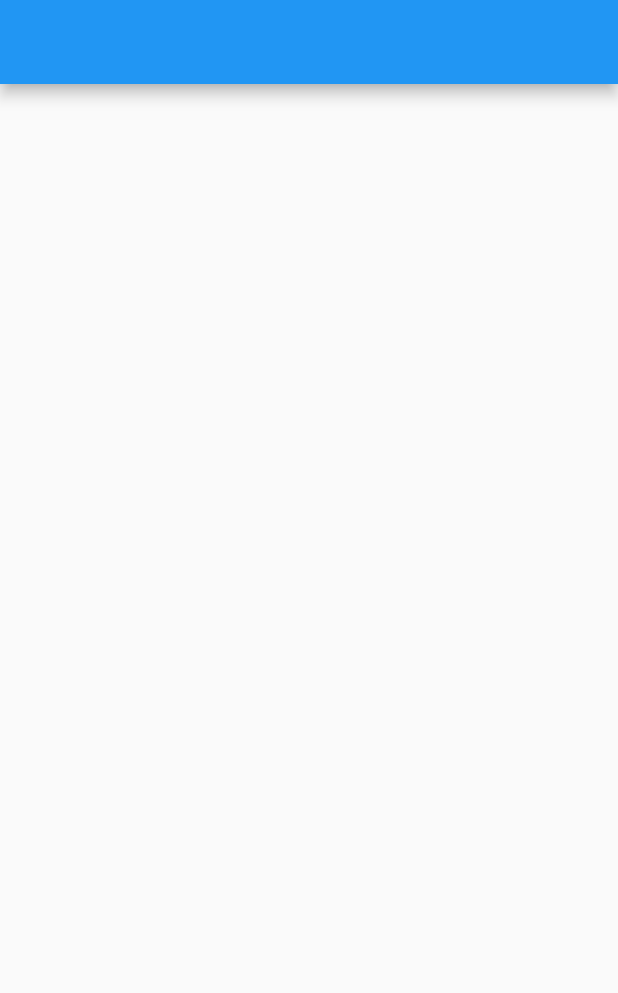
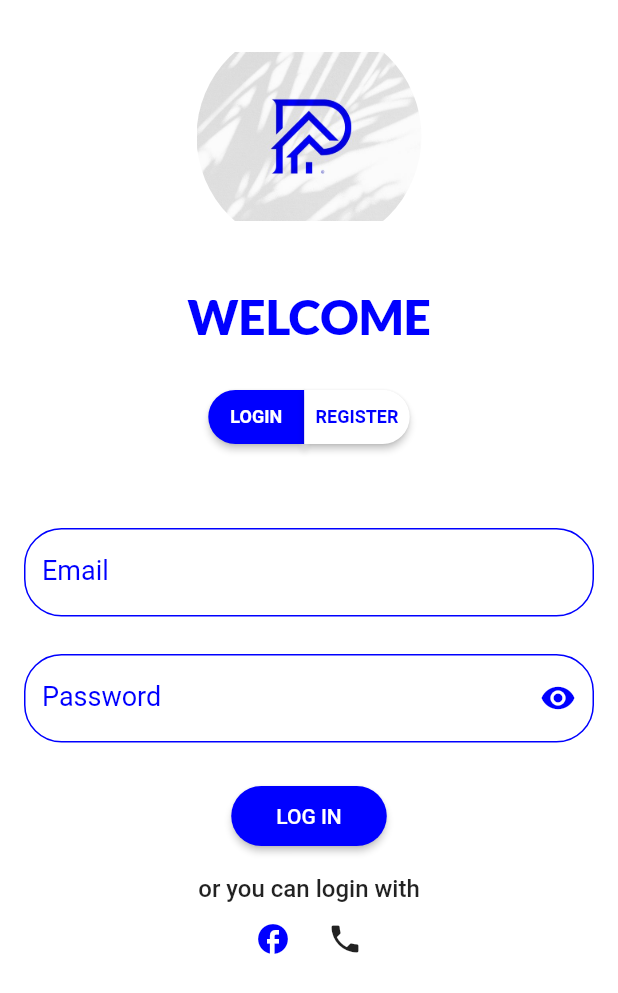
Before and after one commit to wassemmj/Property, a Flutter app: the screen it shows after launch, on a phone screen of 412 x 824 dp. Shown: the top 993 px of the screen. Run offline on Flutter 3.47's test engine with Material 2 defaults, Android fonts, the phone set to English and light mode, and no system bars; our stand-ins replace google_fonts.

Commit message:
login and register ui

```diff
--- a/lib/Core/color1.dart
+++ b/lib/Core/color1.dart
@@ -1,7 +1,7 @@
 import 'package:flutter/material.dart';
 
 abstract class Color1 {
-  static const primaryColor = Colors.blue;
+  static const primaryColor = Color.fromRGBO(0, 0, 255, 1);
 
   static const white = Colors.white;
   static const black = Colors.black;
--- a/lib/Core/style.dart
+++ b/lib/Core/style.dart
@@ -25,4 +25,9 @@ abstract class Style {
     fontSize: 16,
     fontWeight: FontWeight.w500,
   );
+
+  static const textStyle12 = TextStyle(
+    fontSize: 12,
+    fontWeight: FontWeight.bold,
+  );
 }
--- /dev/null
+++ b/lib/Views/Widget/login_button.dart
@@ -0,0 +1,39 @@
+import 'package:flutter/material.dart';
+
+import '../../Core/style.dart';
+
+class LoginButton extends StatelessWidget {
+  const LoginButton({
+    Key? key,
+    required this.fn,
+    required this.text,
+    required this.roundedRectangleBorder,
+    required this.bacColor,
+    required this.forColor,
+  }) : super(key: key);
+
+  final Function() fn;
+  final String text;
+  final RoundedRectangleBorder roundedRectangleBorder;
+  final Color bacColor;
+  final Color forColor;
+
+  @override
+  Widget build(BuildContext context) {
+    return ElevatedButton(
+      onPressed: fn,
+      style: ButtonStyle(
+        backgroundColor: MaterialStateProperty.all(bacColor),
+        foregroundColor: MaterialStateProperty.all(forColor),
+        padding: MaterialStateProperty.all(const EdgeInsets.all(7.5)),
+        shape: MaterialStateProperty.all(
+          roundedRectangleBorder,
+        ),
+      ),
+      child: Text(
+        text.toUpperCase(),
+        style: Style.textStyle12,
+      ),
+    );
+  }
+}
--- /dev/null
+++ b/lib/Views/Widget/login_image.dart
@@ -0,0 +1,19 @@
+import 'package:flutter/material.dart';
+
+class LoginImage extends StatelessWidget {
+  const LoginImage({Key? key}) : super(key: key);
+
+  @override
+  Widget build(BuildContext context) {
+    return Container(
+      width: 150,
+      height: 150,
+      decoration: BoxDecoration(
+        borderRadius: BorderRadius.circular(1000),
+        image: const DecorationImage(
+          image: AssetImage('assets/images/logo.jpg'),
+        ),
+      ),
+    );
+  }
+}
--- /dev/null
+++ b/lib/Views/login_view.dart
@@ -0,0 +1,281 @@
+import 'package:flutter/material.dart';
+import 'package:google_fonts/google_fonts.dart';
+import 'package:property_app/Core/color1.dart';
+import 'package:property_app/Core/style.dart';
+import 'package:property_app/Views/Widget/login_button.dart';
+
+import 'Widget/login_image.dart';
+
+class LoginView extends StatefulWidget {
+  const LoginView({Key? key}) : super(key: key);
+
+  @override
+  State<LoginView> createState() => _LoginViewState();
+}
+
+class _LoginViewState extends State<LoginView> {
+  int index = 1;
+  bool visible = false;
+  bool visible1 = false;
+
+  final _formKey = GlobalKey<FormState>();
+
+  final emailController = TextEditingController();
+  final passwordController = TextEditingController();
+  final coPasswordController = TextEditingController();
+
+  /* notes :)
+  1 is login
+  2 is register
+   */
+
+  @override
+  Widget build(BuildContext context) {
+    return Scaffold(
+      body: SafeArea(
+        child: Form(
+          key: _formKey,
+          child: SingleChildScrollView(
+            child: Container(
+              alignment: Alignment.center,
+              padding: const EdgeInsets.all(16),
+              child: Column(
+                children: [
+                  const LoginImage(),
+                  const SizedBox(height: 25),
+                  Text(
+                    'Welcome'.toUpperCase(),
+                    style: GoogleFonts.lato(
+                      textStyle: Style.textStyle32,
+                    ),
+                  ),
+                  const SizedBox(height: 25),
+                  optionPartFunction(),
+                  const SizedBox(height: 50),
+                  TextFormField(
+                    decoration: InputDecoration(
+                      enabledBorder: OutlineInputBorder(
+                        borderSide: const BorderSide(
+                          color: Color1.primaryColor,
+                        ),
+                        borderRadius: BorderRadius.circular(25),
+                      ),
+                      labelText: 'Email',
+                      labelStyle: const TextStyle(
+                        fontSize: 18,
+                        color: Color1.primaryColor,
+                      ),
+                      hintText: 'Enter Email',
+                    ),
+                    keyboardType: TextInputType.emailAddress,
+                    controller: emailController,
+                    validator: (val) {
+                      if (val == null || val.isEmpty) {
+                        return 'Email is required';
+                      } else if (!val.isValidEmail()) {
+                        return 'The Email is not Valid';
+                      }
+                      return null;
+                    },
+                  ),
+                  const SizedBox(height: 25),
+                  TextFormField(
+                    decoration: InputDecoration(
+                      enabledBorder: OutlineInputBorder(
+                        borderSide: const BorderSide(
+                          color: Color1.primaryColor,
+                        ),
+                        borderRadius: BorderRadius.circular(25),
+                      ),
+                      labelText: 'Password',
+                      labelStyle: const TextStyle(
+                        fontSize: 18,
+                        color: Color1.primaryColor,
+                      ),
+                      hintText: 'Enter Password',
+                      suffixIcon: IconButton(
+                        icon: Icon(!visible? Icons.visibility:Icons.visibility_off),
+                        color: Color1.primaryColor,
+                        onPressed: () {
+                          setState(() {
+                            visible = !visible;
+                          });
+                        },
+                      ),
+                    ),
+                    obscureText: !visible,
+                    controller: passwordController,
+                    validator: (val) {
+                      // RegExp regex = RegExp(
+                      //     r'^(?=.*?[A-Z])(?=.*?[a-z])(?=.*?[0-9])(?=.*?[!@#\$&*~]).{8,}$');
+                      if (val == null || val.isEmpty) {
+                        return 'Password is required';
+                      } else if (val.length < 8) {
+                        return 'Short Password';
+                      }
+                      return null;
+                    },
+                  ),
+                  const SizedBox(height: 25),
+                  index==2 ?
+                  Column(
+                    children: [
+                      TextFormField(
+                        decoration: InputDecoration(
+                          enabledBorder: OutlineInputBorder(
+                            borderSide: const BorderSide(
+                              color: Color1.primaryColor,
+                            ),
+                            borderRadius: BorderRadius.circular(25),
+                          ),
+                          labelText: 'Confirm Password',
+                          labelStyle: const TextStyle(
+                            fontSize: 18,
+                            color: Color1.primaryColor,
+                          ),
+                          hintText: 'Enter password confirmation',
+                          suffixIcon: IconButton(
+                            icon: Icon(!visible1? Icons.visibility:Icons.visibility_off),
+                            color: Color1.primaryColor,
+                            onPressed: () {
+                              setState(() {
+                                visible1 = !visible1;
+                              });
+                            },
+                          ),
+                        ),
+                        obscureText: !visible1,
+                        controller: coPasswordController,
+                        validator: (val) {
+                          if (val == null || val.isEmpty) {
+                            return 'Password Confirmation is required';
+                          } else if (val!=passwordController.text) {
+                            return 'passwords don\'t match';
+                          }
+                          return null;
+                        },
+                      ),
+                      const SizedBox(height: 25),
+                    ],
+                  ):
+                  Container(),
+                  ElevatedButton(
+                    onPressed: () {
+                      if (_formKey.currentState!.validate()) {
+                        ScaffoldMessenger.of(context).showSnackBar(
+                          SnackBar(content: Text(index==1 ? 'LogIn Successfully':'Register Successfully')),
+                        );
+                        _formKey.currentState!.reset();
+                        emailController.clear();
+                        passwordController.clear();
+                        coPasswordController.clear();
+                      } else {
+                        ScaffoldMessenger.of(context).showSnackBar(
+                          const SnackBar(content: Text('an error occurred')),
+                        );
+                      }
+                    },
+                    style: ButtonStyle(
+                      backgroundColor: MaterialStateProperty.all(Color1.primaryColor),
+                      foregroundColor: MaterialStateProperty.all(Color1.white),
+                      padding: MaterialStateProperty.all(const EdgeInsets.symmetric(horizontal: 30,vertical: 12)),
+                      shape: MaterialStateProperty.all(
+                        RoundedRectangleBorder(
+                          borderRadius: BorderRadius.circular(20)
+                        ),
+                      ),
+                    ),
+                    child: Text(
+                      index==1 ? 'Log in'.toUpperCase() : 'Sing Up'.toUpperCase(),
+                    ),
+                  ),
+                  const SizedBox(height: 15),
+                  Text(
+                    index==1 ? 'or you can login with' : 'or you can register with',
+                    style: Style.textStyle16,
+                  ),
+                  Row(
+                    mainAxisAlignment: MainAxisAlignment.center,
+                    children: [
+                      IconButton(
+                        icon: const Icon(Icons.facebook,color: Color1.primaryColor,),
+                        onPressed: () {},
+                      ),
+                      IconButton(
+                        icon: const  Icon(Icons.phone),
+                        onPressed: () {},
+                      ),
+                    ],
+                  ),
+                ],
+              ),
+            ),
+          ),
+        ),
+      ),
+    );
+  }
+
+  Widget optionPartFunction() {
+    return Row(
+              mainAxisAlignment: MainAxisAlignment.center,
+              children: [
+                LoginButton(
+                  fn: () {
+                    setState(() {
+                      setState(() {
+                        index = 1;
+                        visible = false;
+                        visible1 = false;
+                      });
+                      _formKey.currentState!.reset();
+                      emailController.clear();
+                      passwordController.clear();
+                      coPasswordController.clear();
+                    });
+                  },
+                  text: 'Login',
+                  roundedRectangleBorder: const RoundedRectangleBorder(
+                    borderRadius: BorderRadiusDirectional.only(
+                      topStart: Radius.circular(30),
+                      bottomStart: Radius.circular(30),
+                    ),
+                  ),
+                  bacColor: index == 1 ? Color1.primaryColor : Color1.white,
+                  forColor: index == 1 ? Color1.white : Color1.primaryColor,
+                ),
+                LoginButton(
+                  fn: () {
+                    setState(() {
+                      index = 2;
+                      visible = false;
+                      visible1 = false;
+                    });
+                    _formKey.currentState!.reset();
+                    emailController.clear();
+                    passwordController.clear();
+                    coPasswordController.clear();
+                  },
+                  text: 'Register',
+                  roundedRectangleBorder: const RoundedRectangleBorder(
+                    borderRadius: BorderRadiusDirectional.only(
+                      topEnd: Radius.circular(30),
+                      bottomEnd: Radius.circular(30),
+                    ),
+                  ),
+                  bacColor: index == 2 ? Color1.primaryColor : Color1.white,
+                  forColor: index == 2 ? Color1.white : Color1.primaryColor,
+                ),
+              ],
+            );
+  }
+}
+
+
+extension EmailValidator on String {
+  bool isValidEmail() {
+    return RegExp(
+        r'^(([^<>()[\]\\.,;:\s@\"]+(\.[^<>()[\]\\.,;:\s@\"]+)*)|(\".+\"))@((\[[0-9]{1,3}\.[0-9]{1,3}\.[0-9]{1,3}\.[0-9]{1,3}\])|(([a-zA-Z\-0-9]+\.)+[a-zA-Z]{2,}))$')
+        .hasMatch(this);
+  }
+}
--- a/lib/main.dart
+++ b/lib/main.dart
@@ -1,4 +1,5 @@
 import 'package:flutter/material.dart';
+import 'package:property_app/Views/login_view.dart';
 
 import 'Core/color1.dart';
 
@@ -15,11 +16,10 @@ class MyApp extends StatelessWidget {
       debugShowCheckedModeBanner: false,
       themeMode: ThemeMode.light,
       theme: ThemeData(
-        primarySwatch: Color1.primaryColor,
+        scaffoldBackgroundColor: Color1.white,
+       // primarySwatch: Color1.primaryColor,
       ),
-      home: Scaffold(
-        appBar: AppBar(),
-      ),
+      home: const LoginView(),
     );
   }
 }
```
